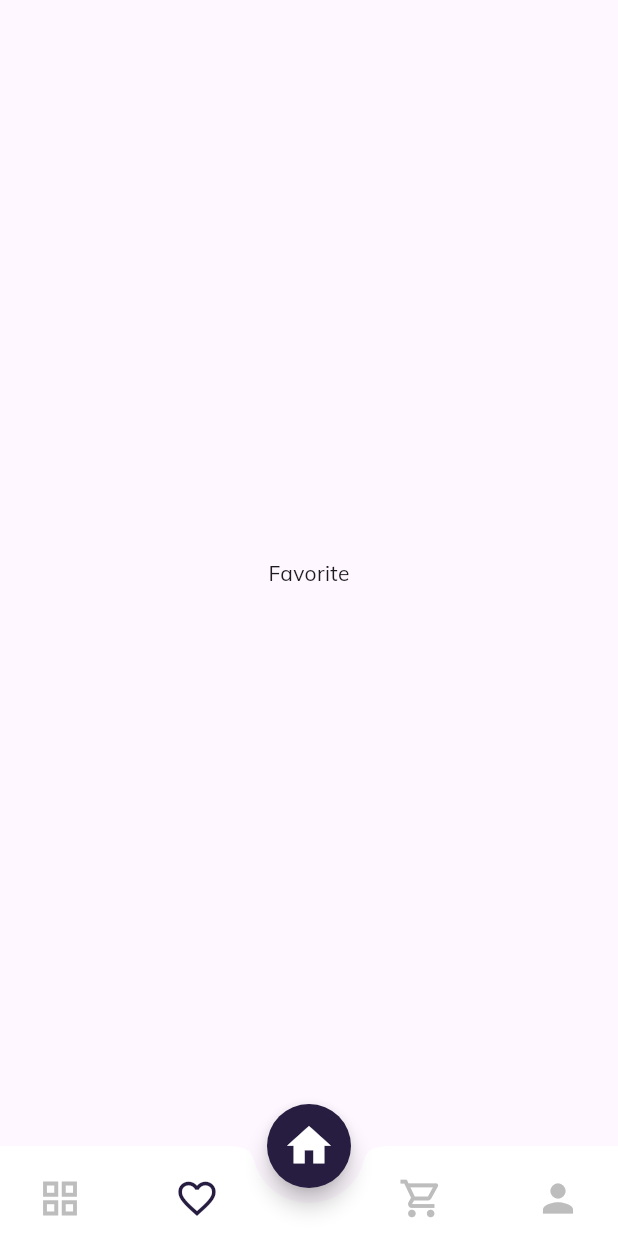
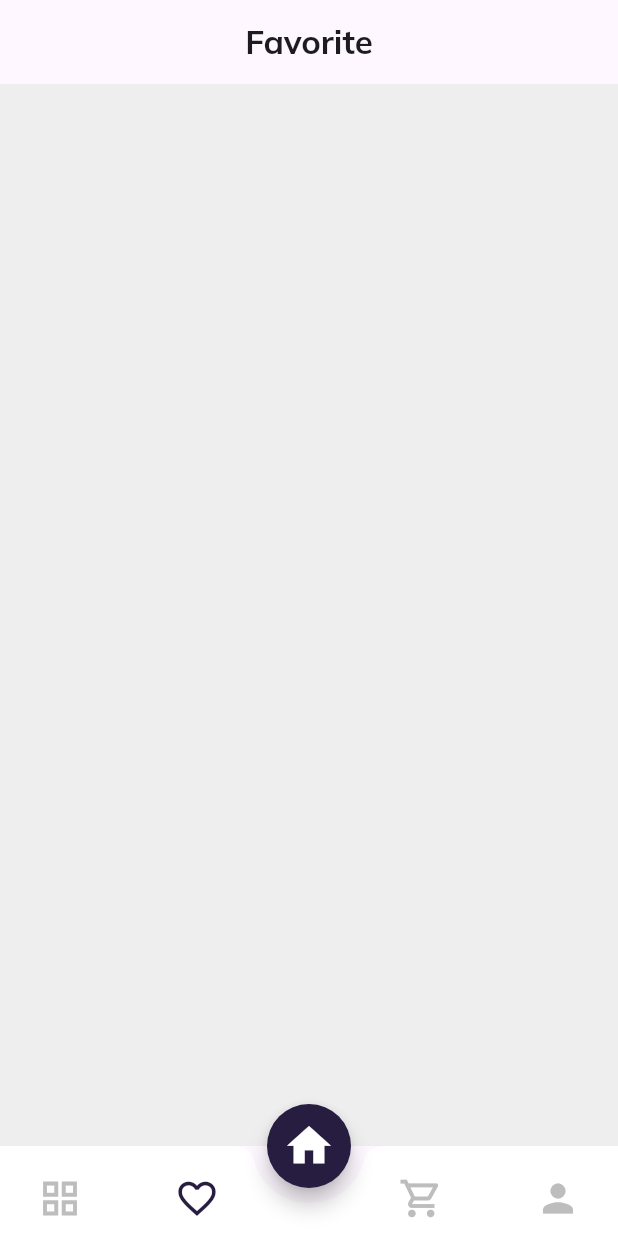
Before and after one commit to mkasang/ecommm, a Flutter app: the screen it shows after launch, item 2 of the bottom bar chosen, on a phone screen of 412 x 824 dp. Run offline on Flutter 3.47's test engine with Material 3 defaults, Android fonts, the phone set to English and light mode, and no system bars; our stand-ins replace google_fonts.

Commit message:
Favorite

```diff
--- a/lib/main.dart
+++ b/lib/main.dart
@@ -1,4 +1,5 @@
 import 'package:ecommm/providers/cart_provider.dart';
+import 'package:ecommm/providers/favorite_provider.dart';
 import 'package:flutter/material.dart';
 import 'package:google_fonts/google_fonts.dart';
 import 'package:provider/provider.dart';
@@ -15,9 +16,8 @@ class MyApp extends StatelessWidget {
   Widget build(BuildContext context) {
     return MultiProvider(
       providers: [
-        ChangeNotifierProvider(
-          create: (_) => CartProvider(),
-        ),
+        ChangeNotifierProvider(create: (_) => CartProvider()),
+        ChangeNotifierProvider(create: (_) => FavoriteProvider()),
       ],
       child: MaterialApp(
         debugShowCheckedModeBanner: false,
--- /dev/null
+++ b/lib/providers/favorite_provider.dart
@@ -0,0 +1,31 @@
+import 'package:ecommm/models/product.dart';
+import 'package:flutter/material.dart';
+import 'package:provider/provider.dart';
+
+class FavoriteProvider extends ChangeNotifier {
+  final List<Product> _favorites = [];
+  List<Product> get favorite => _favorites;
+  void toggleFavorite(Product product) {
+    if (_favorites.contains(product)) {
+      _favorites.remove(product);
+    } else {
+      _favorites.add(product);
+    }
+    notifyListeners();
+  }
+
+  bool isExist(Product product) {
+    final isExist = _favorites.contains(product);
+    return isExist;
+  }
+
+  static FavoriteProvider of(
+    BuildContext context, {
+    bool listen = true,
+  }) {
+    return Provider.of<FavoriteProvider>(
+      context,
+      listen: listen,
+    );
+  }
+}
--- a/lib/screens/cart/check_out.dart
+++ b/lib/screens/cart/check_out.dart
@@ -85,7 +85,7 @@ class CheckOutBox extends StatelessWidget {
               ),
               Text(
                 "\$ ${provider.totalPrice()}",
-                style: TextStyle(
+                style: const TextStyle(
                   fontSize: 18,
                   fontWeight: FontWeight.bold,
                 ),
--- a/lib/screens/favorite.dart
+++ /dev/null
@@ -1,14 +0,0 @@
-import 'package:flutter/material.dart';
-
-class Favorite extends StatelessWidget {
-  const Favorite({super.key});
-
-  @override
-  Widget build(BuildContext context) {
-    return Scaffold(
-      body: Center(
-        child: Text("Favorite"),
-      ),
-    );
-  }
-}
--- a/lib/screens/nav_bar_screen.dart
+++ b/lib/screens/nav_bar_screen.dart
@@ -1,6 +1,6 @@
 import 'package:ecommm/constants.dart';
 import 'package:ecommm/screens/cart/cart_screen.dart';
-import 'package:ecommm/screens/favorite.dart';
+import 'package:ecommm/screens/Favorite/favorite.dart';
 import 'package:ecommm/screens/home/home_screen.dart';
 import 'package:flutter/material.dart';
 
```
Also changed, not shown: lib/screens/Favorite/favorite.dart (added, +117 -0 lines).
